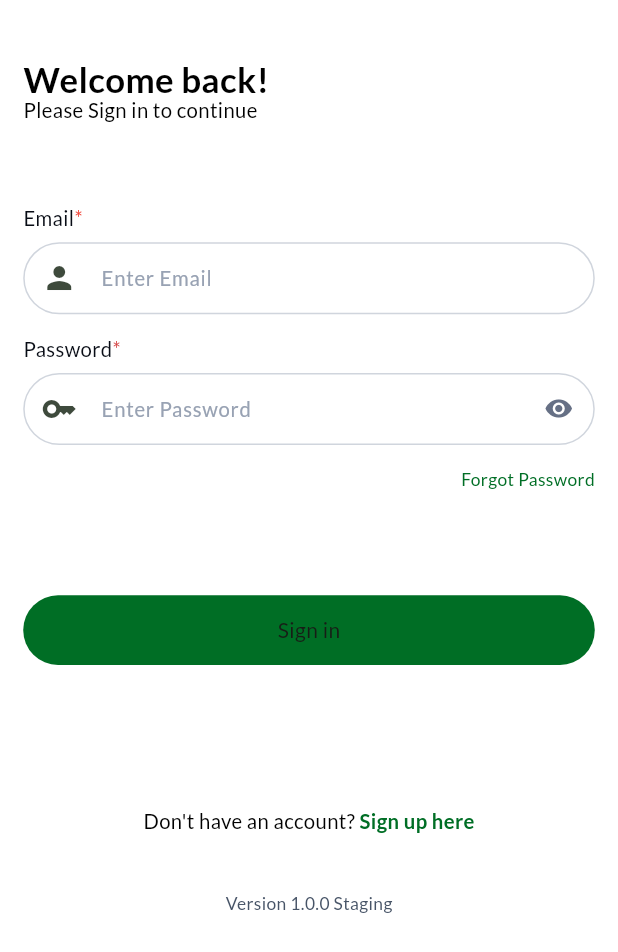
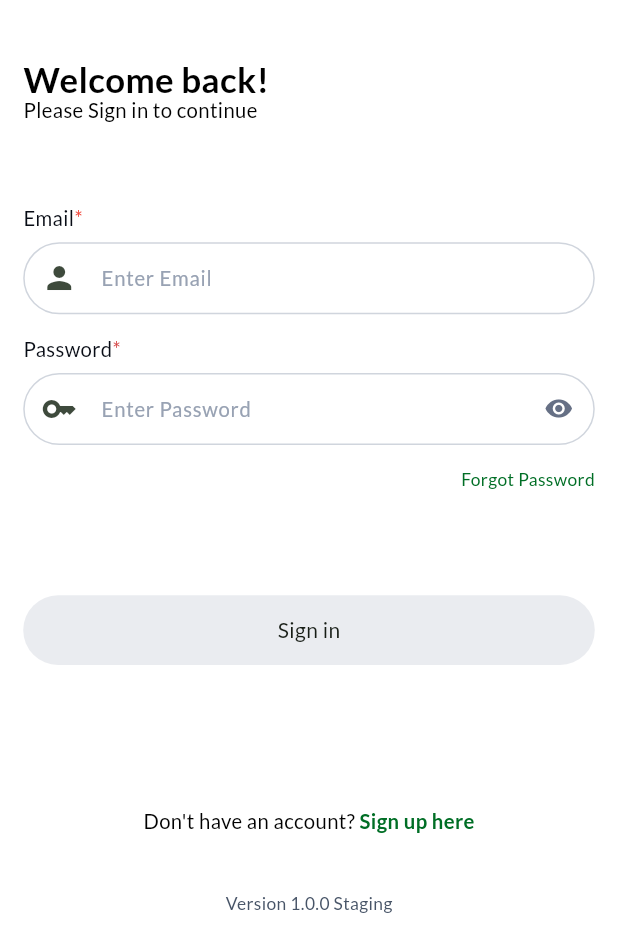
Before and after one commit to agusprayogi02/riverpod_flutter_starter, a Flutter app: the screen it shows after launch, after a tap on "Start Now", on a phone screen of 412 x 824 dp. Shown: the top 952 px of the screen. Run offline on Flutter 3.47's test engine with Material 3 defaults, Android fonts, the phone set to English and light mode, and no system bars; drawn by our look-alikes of reactive_forms; our stand-ins replace cached_network_image, connectivity_plus, dartz, dio, equatable, flutter_screenutil and 12 more; missing offline and left inert: debouncer_widget, dio_http2_adapter, file_selector, flavor, insta_image_viewer, reactive_date_range_picker and 2 more; statements that could not run were skipped.

Commit message:
[UPDATE] adjust password input padding and enhance form validation in login and forgot password pages

```diff
--- a/lib/presentation/components/input/password_input.dart
+++ b/lib/presentation/components/input/password_input.dart
@@ -78,10 +78,7 @@ class _PasswordInputState extends State<PasswordInput> {
           keyboardType: TextInputType.visiblePassword,
           validationMessages: messages,
           decoration: InputDecoration(
-            contentPadding: EdgeInsets.symmetric(
-              horizontal: 16.r,
-              vertical: 12.r,
-            ),
+            contentPadding: EdgeInsets.symmetric(horizontal: 16.r, vertical: 14.r),
             fillColor: Colors.white,
             filled: true,
             hintText: widget.hint,
--- a/lib/presentation/pages/auth/forgot_password/forgot_password_page.dart
+++ b/lib/presentation/pages/auth/forgot_password/forgot_password_page.dart
@@ -55,6 +55,7 @@ class ForgotPasswordPage extends HookConsumerWidget {
                 isRequiredText: true,
                 prefix: Icon(Icons.email_outlined),
                 textInputType: TextInputType.emailAddress,
+                rounded: true,
               ),
               const Spacer(),
               ReactiveFormConsumer(
--- a/lib/presentation/pages/auth/login/login_controller.dart
+++ b/lib/presentation/pages/auth/login/login_controller.dart
@@ -7,8 +7,8 @@ class LoginController extends StateNotifier<int> {
   LoginController(super.state, {required this.context, required this.isAddAccount});
 
   final form = fb.group({
-    'email': fb.control<String>(''),
-    'password': fb.control<String>(''),
+    'email': fb.control<String>('', [Validators.required, Validators.email]),
+    'password': fb.control<String>('', [Validators.required]),
   });
 
   Future<void> onLogin(Map<String, dynamic> json, {bool isAddAccount = false}) async {
```
